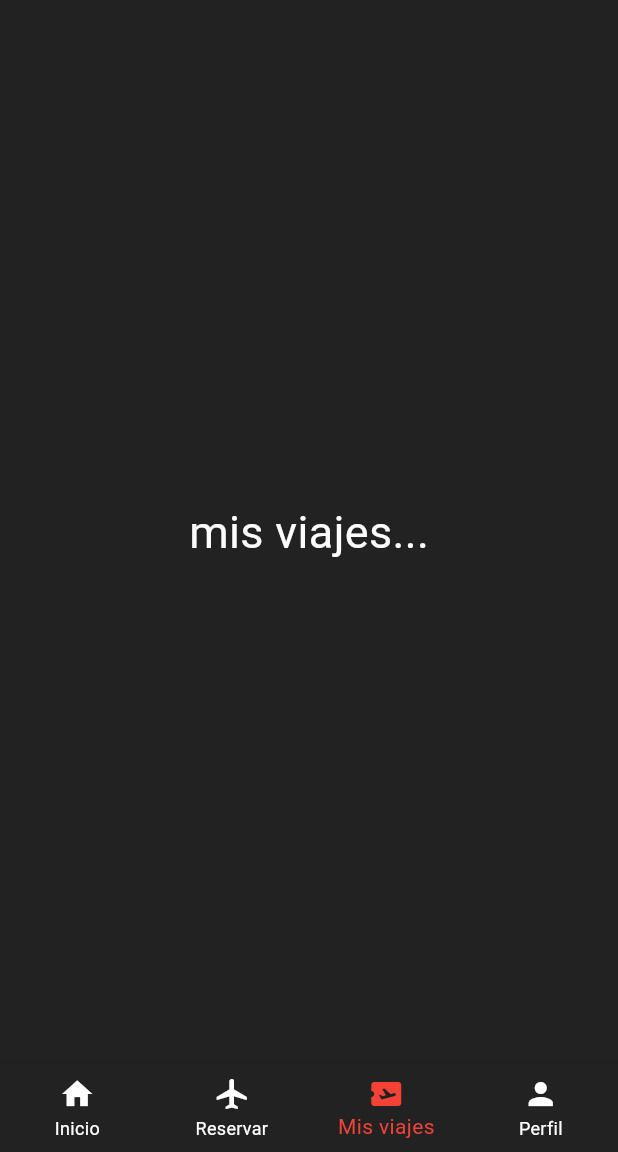
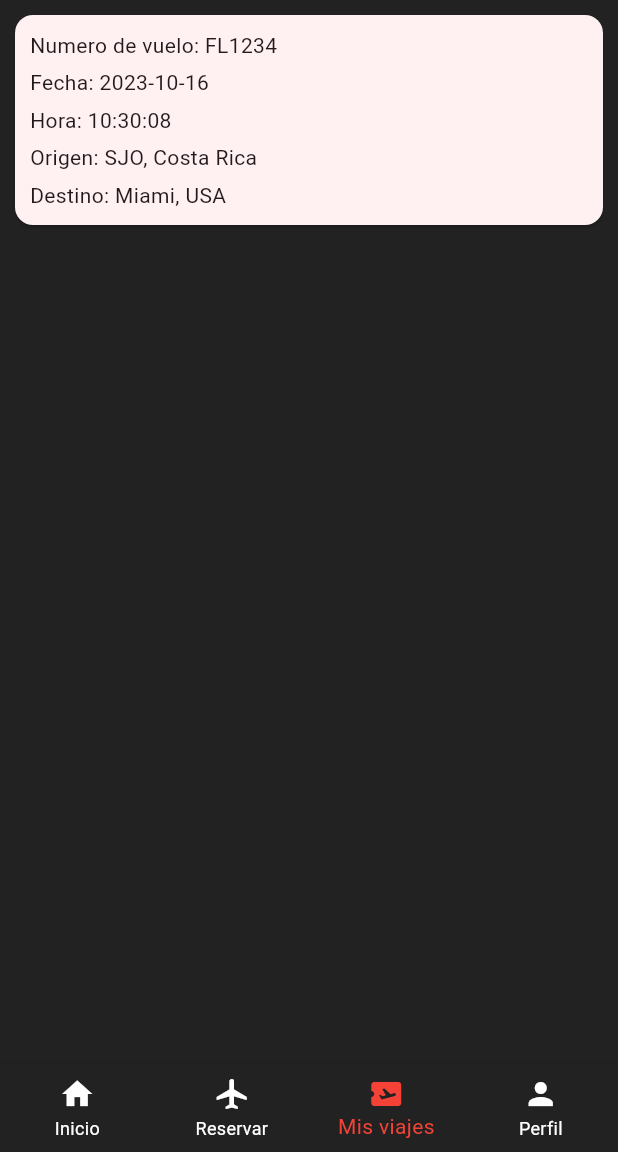
Before and after one commit to Carlos12001/TECAir_Final, a Flutter app: the screen it shows after launch, item 3 of the bottom bar chosen, on a phone screen of 412 x 824 dp, the part 84-1236 px from its top. Run offline on Flutter 3.47's test engine with Material 2 defaults, Android fonts, the phone set to English and light mode, and no system bars; our stand-ins replace carousel_slider; missing offline and left inert: dart:ffi; network calls fail.

Commit message:
feat: scheduled flights screen added
Added skeleton and example for the scheduled flight screen, also added the respective object to the module resources, in order to use it once the api is all set up.

```diff
--- a/mobile/emiratec/lib/main.dart
+++ b/mobile/emiratec/lib/main.dart
@@ -5,6 +5,7 @@ import 'package:emiratec/components/fechaInput.dart';
 import 'package:emiratec/components/promotions_home_page.dart';
 import 'package:emiratec/components/reservation_page.dart';
 import 'package:emiratec/objects/promotion.dart';
+import 'package:emiratec/screens/scheduled.dart';
 import 'package:flutter/material.dart';
 
 import 'package:emiratec/screens/login.dart';
@@ -99,14 +100,7 @@ class _MyHomePageState extends State<MyHomePage> {
       body: <Widget>[
         homePage(promo),
         flightSearchBar(),
-        Container(
-          color: const Color(0xFF222222),
-          alignment: Alignment.center,
-          child: const Text(
-            'mis viajes...',
-            style: TextStyle(fontSize: 30, color: Color(0xFFfdfcfc)),
-          ),
-        ),
+        Scheduled(),
         Profile()
       ][_selectedIndex],
     );
--- /dev/null
+++ b/mobile/emiratec/lib/objects/scheduled_flight.dart
@@ -0,0 +1,13 @@
+class ScheduledFlight {
+  final String flightNumber;
+  final DateTime dateTime;
+  final String origin;
+  final String destination;
+
+  ScheduledFlight({
+    required this.flightNumber,
+    required this.dateTime,
+    required this.origin,
+    required this.destination,
+  });
+}
--- /dev/null
+++ b/mobile/emiratec/lib/screens/scheduled.dart
@@ -0,0 +1,72 @@
+import 'package:emiratec/objects/scheduled_flight.dart';
+import 'package:flutter/material.dart';
+
+class Scheduled extends StatefulWidget {
+  const Scheduled({Key? key}) : super(key: key);
+
+  @override
+  State<Scheduled> createState() => ScheduledState();
+}
+
+class ScheduledState extends State<Scheduled> {
+  final key = GlobalKey();
+  List<ScheduledFlight> scheduledFlights = [];
+  double opacity = 0;
+
+  callback(double newOpacity) {
+    setState(() {
+      opacity = newOpacity;
+    });
+  }
+
+  // Create a FlightSchedule instance
+  ScheduledFlight newFlight = ScheduledFlight(
+    flightNumber: "FL1234",
+    dateTime: DateTime.now(),
+    origin: "SJO, Costa Rica",
+    destination: "Miami, USA",
+  );
+
+  @override
+  Widget build(BuildContext context) {
+    addScheduledFlight(newFlight);
+    //SizeConfig().init(context);
+
+    return ListView.builder(
+      itemCount: scheduledFlights.length,
+      itemBuilder: (context, index) {
+        final flight = scheduledFlights[index];
+        return Card(
+          margin: EdgeInsets.all(10),
+          child: Padding(
+            padding: const EdgeInsets.all(10.0),
+            child: Column(
+              crossAxisAlignment: CrossAxisAlignment.start,
+              children: [
+                Text("Numero de vuelo: ${flight.flightNumber}"),
+                SizedBox(height: 5),
+                Text(
+                    "Fecha: ${flight.dateTime.toLocal().toIso8601String().split('T')[0]}"),
+                SizedBox(height: 5),
+                Text(
+                    "Hora: ${flight.dateTime.toLocal().toIso8601String().split('T')[1].split('.')[0]}"),
+                SizedBox(height: 5),
+                Text("Origen: ${flight.origin}"),
+                SizedBox(height: 5),
+                Text("Destino: ${flight.destination}"),
+              ],
+            ),
+          ),
+        );
+      },
+    );
+  }
+
+  void addScheduledFlight(ScheduledFlight flight) {
+    setState(() {
+      scheduledFlights.add(flight);
+    });
+  }
+
+// Add the new flight to the list
+}
```
